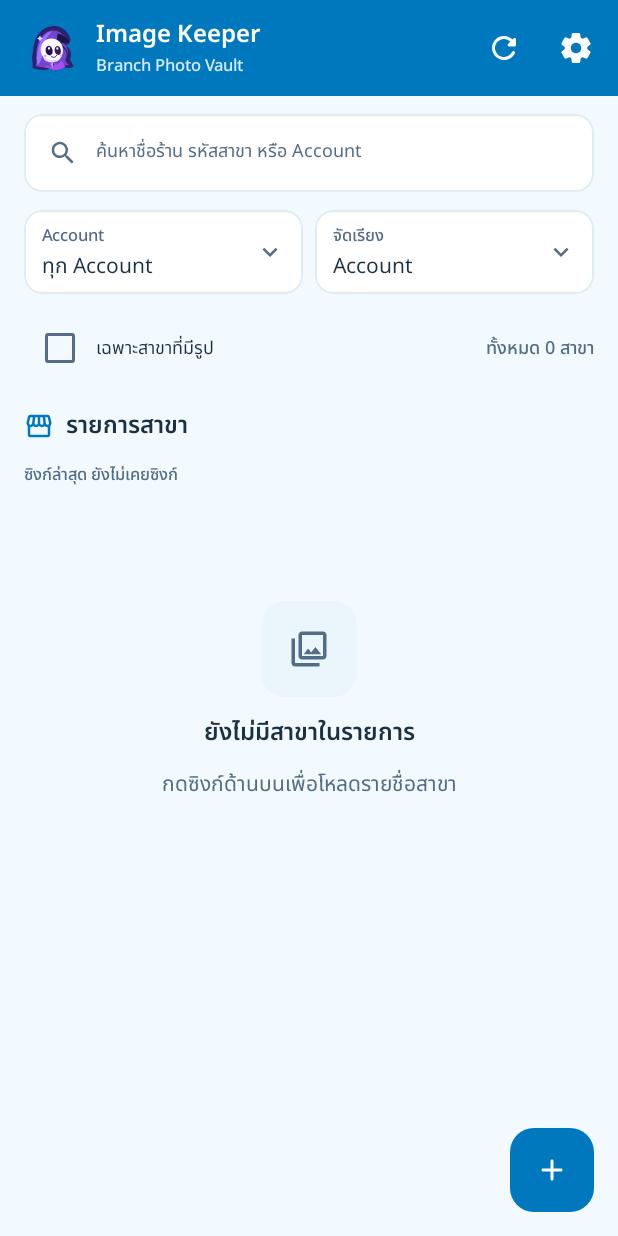
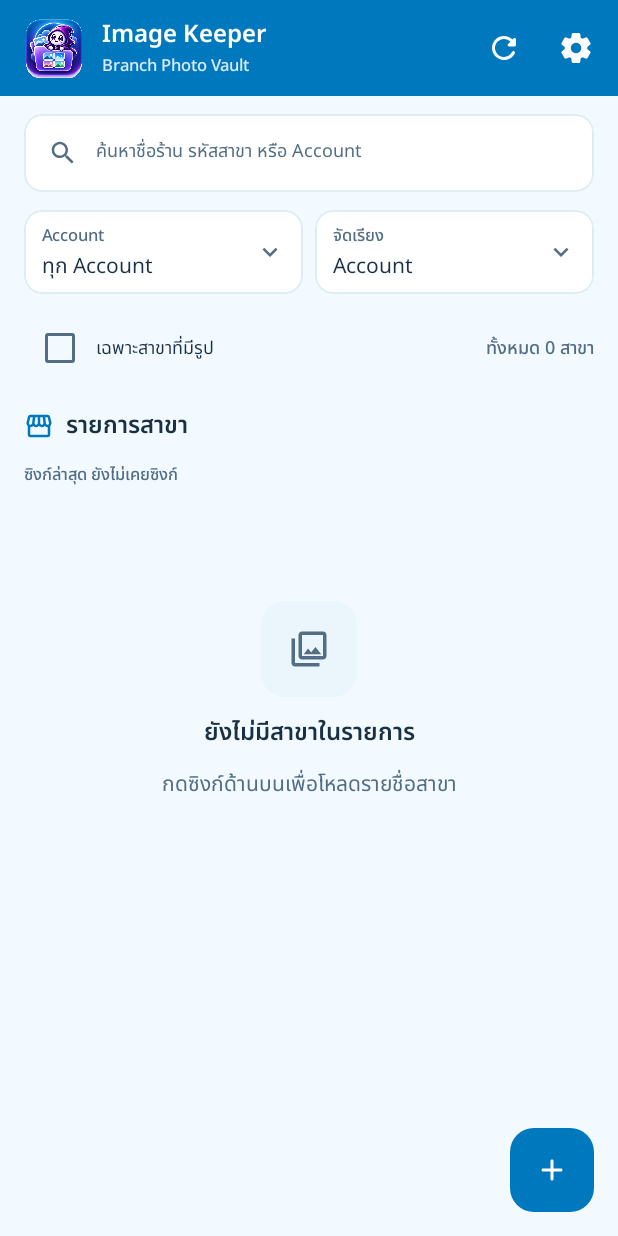
Before and after one commit to surakiatforwork-art/Image_Keeper, an Android app built with Jetpack Compose: the screen it shows after launch (MainActivity), on a phone screen of 412 x 824 dp. Run offline under Robolectric (Android 15) with nearby library versions, the phone set to English and light mode, and no system bars; our stand-ins replace Room's generated code.

Commit message:
Fix home toolbar to display selected ghost gallery icon

```diff
--- a/app/build.gradle.kts
+++ b/app/build.gradle.kts
@@ -14,8 +14,8 @@ android {
         applicationId = "com.branchphotovault"
         minSdk = 26
         targetSdk = 35
-        versionCode = 56
-        versionName = "1.4.0"
+        versionCode = 57
+        versionName = "1.4.1"
 
         testInstrumentationRunner = "androidx.test.runner.AndroidJUnitRunner"
         vectorDrawables {
--- a/app/src/main/java/com/branchphotovault/ui/screens/BranchListScreen.kt
+++ b/app/src/main/java/com/branchphotovault/ui/screens/BranchListScreen.kt
@@ -60,8 +60,8 @@ fun BranchListScreen(
                         verticalAlignment=Alignment.CenterVertically,
                         horizontalArrangement=Arrangement.spacedBy(12.dp)
                     ) {
-                        Image(painterResource(R.drawable.keeper_hooded_ghost),
-                            contentDescription=null,modifier=Modifier.size(36.dp))
+                        Image(painterResource(R.drawable.keeper_brand),
+                            contentDescription="Image Keeper",modifier=Modifier.size(40.dp))
                         Column(verticalArrangement=Arrangement.spacedBy(0.dp)) {
                             Text("Image Keeper",
                                 style=MaterialTheme.typography.titleMedium,
```
